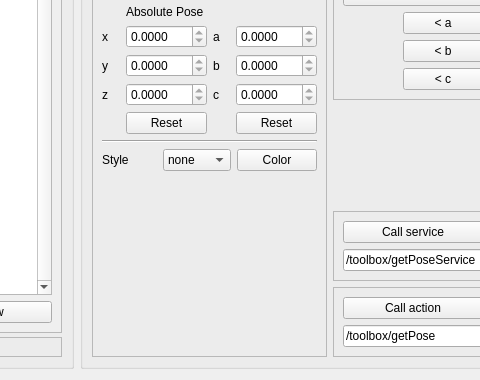
ipa320/rqt_frame_editor_plugin, file frame_editor/src/frame_editor/FrameEditorGUI.ui: the form before one commit; both pictures show x 277 to 757 and y 318 to 698 of the 1048 by 698 pixel window.
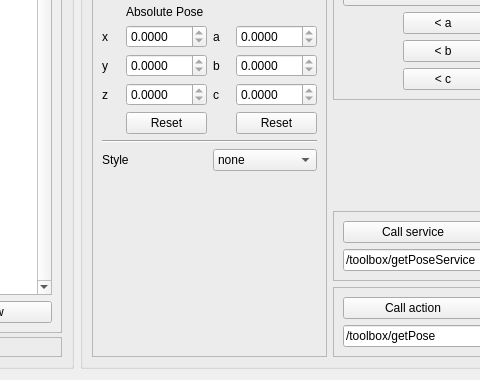
The form after the commit. Icons and pictures are not drawn.

Commit message: frame editor: style parameters (3) color

The edit to the form file:
```diff
--- a/frame_editor/src/frame_editor/FrameEditorGUI.ui
+++ b/frame_editor/src/frame_editor/FrameEditorGUI.ui
@@ -644,13 +644,6 @@
                </item>
               </widget>
              </item>
-             <item>
-              <widget class="QPushButton" name="btn_style_color">
-               <property name="text">
-                <string>Color</string>
-               </property>
-              </widget>
-             </item>
             </layout>
            </item>
            <item>
```
Left out of the diff: 1 changed line with no effect on the pictures. The commit also changes 3 other files.
